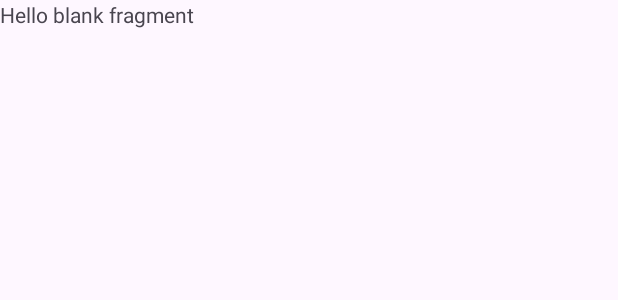
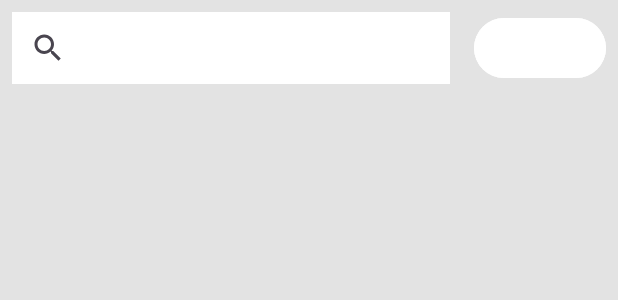
Before and after one commit to RaineyI/ImageSearchApp, an Android app: the layout fragment_image_list.xml on its own in the app's theme, with its tools: preview values and no code run, on a phone screen of 412 x 824 dp. Shown: the top 300 px of the screen. Run offline under Robolectric (Android 15) with nearby library versions, the phone set to English and light mode, and no system bars.

Commit message:
- Create layouts (image_item, activity_main and fragment_image_list), - Add ViewModelFactory and ViewModel

```diff
--- a/app/src/main/java/com/raineyi/imagesearchapp/data/mapper/ImageMapper.kt
+++ b/app/src/main/java/com/raineyi/imagesearchapp/data/mapper/ImageMapper.kt
@@ -9,6 +9,7 @@ class ImageMapper @Inject constructor() {
     fun mapDtoToImage(dto: ImageDto): Image {
         return Image(
             id = dto.id,
+            title = dto.title,
             imageUrl = dto.imageUrl,
             link = dto.link
         )
--- a/app/src/main/java/com/raineyi/imagesearchapp/data/network/model/ImageDto.kt
+++ b/app/src/main/java/com/raineyi/imagesearchapp/data/network/model/ImageDto.kt
@@ -6,6 +6,9 @@ data class ImageDto (
     @SerializedName("position")
     val id: Int,
 
+    @SerializedName("title")
+    val title: String? = null,
+
     @SerializedName("imageUrl")
     val imageUrl: String? = null,
 
--- a/app/src/main/java/com/raineyi/imagesearchapp/domain/Image.kt
+++ b/app/src/main/java/com/raineyi/imagesearchapp/domain/Image.kt
@@ -2,6 +2,7 @@ package com.raineyi.imagesearchapp.domain
 
 data class Image (
     val id: Int,
+    val title: String? = null,
     val imageUrl: String? = null,
     val link: String? = null,
 )
--- a/app/src/main/java/com/raineyi/imagesearchapp/domain/GetImageListUseCase.kt
+++ b/app/src/main/java/com/raineyi/imagesearchapp/domain/LoadImageListUseCase.kt
@@ -2,7 +2,7 @@ package com.raineyi.imagesearchapp.domain
 
 import javax.inject.Inject
 
-class GetImageListUseCase @Inject constructor(
+class LoadImageListUseCase @Inject constructor(
     private val repository: ImageRepository
 ) {
     suspend operator fun invoke(request: String, page: Int) = repository.loadImages(request, page)
--- a/app/src/main/res/layout/activity_main.xml
+++ b/app/src/main/res/layout/activity_main.xml
@@ -1,6 +1,5 @@
 <?xml version="1.0" encoding="utf-8"?>
 <androidx.fragment.app.FragmentContainerView xmlns:android="http://schemas.android.com/apk/res/android"
-    xmlns:app="http://schemas.android.com/apk/res-auto"
     xmlns:tools="http://schemas.android.com/tools"
     android:id="@+id/images_container"
     android:layout_width="match_parent"
--- a/app/src/main/res/layout/fragment_image_list.xml
+++ b/app/src/main/res/layout/fragment_image_list.xml
@@ -1,14 +1,40 @@
 <?xml version="1.0" encoding="utf-8"?>
-<FrameLayout xmlns:android="http://schemas.android.com/apk/res/android"
+<androidx.constraintlayout.widget.ConstraintLayout xmlns:android="http://schemas.android.com/apk/res/android"
+    xmlns:app="http://schemas.android.com/apk/res-auto"
     xmlns:tools="http://schemas.android.com/tools"
     android:layout_width="match_parent"
     android:layout_height="match_parent"
+    android:background="@color/grey_bg"
     tools:context=".presentation.ImageListFragment">
 
-    <!-- TODO: Update blank fragment layout -->
-    <TextView
+    <SearchView
+        android:id="@+id/request_text"
+        android:layout_width="0dp"
+        android:layout_height="wrap_content"
+        android:layout_margin="8dp"
+        android:background="@color/white"
+        app:layout_constraintEnd_toStartOf="@+id/request_button"
+        app:layout_constraintStart_toStartOf="parent"
+        app:layout_constraintTop_toTopOf="parent" />
+
+    <Button
+        android:id="@+id/request_button"
+        android:layout_width="wrap_content"
+        android:layout_height="wrap_content"
+        android:layout_margin="8dp"
+        android:backgroundTint="@color/white"
+        app:layout_constraintEnd_toEndOf="parent"
+        app:layout_constraintStart_toEndOf="@+id/request_text"
+        app:layout_constraintTop_toTopOf="parent" />
+
+    <androidx.recyclerview.widget.RecyclerView
+        android:id="@+id/rv_image_list"
         android:layout_width="match_parent"
-        android:layout_height="match_parent"
-        android:text="@string/hello_blank_fragment" />
+        android:layout_height="wrap_content"
+        android:layout_margin="8dp"
+        app:layout_constraintEnd_toEndOf="parent"
+        app:layout_constraintStart_toStartOf="parent"
+        app:layout_constraintTop_toBottomOf="@+id/request_text"
+        tools:listitem="@layout/image_item" />
 
-</FrameLayout>
+</androidx.constraintlayout.widget.ConstraintLayout>
--- /dev/null
+++ b/app/src/main/res/layout/image_item.xml
@@ -0,0 +1,20 @@
+<?xml version="1.0" encoding="utf-8"?>
+<androidx.cardview.widget.CardView xmlns:android="http://schemas.android.com/apk/res/android"
+    xmlns:app="http://schemas.android.com/apk/res-auto"
+    android:layout_width="match_parent"
+    android:layout_height="wrap_content"
+    xmlns:tool="http://schemas.android.com/tools"
+
+    app:cardCornerRadius="4dp"
+    app:cardUseCompatPadding="true">
+
+    <ImageView
+        android:id="@+id/image_item"
+        android:layout_width="wrap_content"
+        android:layout_height="wrap_content"
+        android:adjustViewBounds="true"
+        android:contentDescription="@string/image"
+        tool:src="@drawable/test_im"
+        />
+
+</androidx.cardview.widget.CardView>
--- a/app/src/main/res/values/colors.xml
+++ b/app/src/main/res/values/colors.xml
@@ -2,4 +2,5 @@
 <resources>
     <color name="black">#FF000000</color>
     <color name="white">#FFFFFFFF</color>
+    <color name="grey_bg">#E3E3E3</color>
 </resources>
--- a/app/src/main/res/values/strings.xml
+++ b/app/src/main/res/values/strings.xml
@@ -2,4 +2,5 @@
     <string name="app_name">ImageSearchApp</string>
     <!-- TODO: Remove or change this placeholder text -->
     <string name="hello_blank_fragment">Hello blank fragment</string>
+    <string name="image">Image</string>
 </resources>
```
Also changed, not shown: app/src/main/java/com/raineyi/imagesearchapp/presentation/ImageListFragment.kt (+3 -39 lines), app/src/main/java/com/raineyi/imagesearchapp/presentation/MainActivity.kt (+7 -11 lines), app/src/main/java/com/raineyi/imagesearchapp/presentation/viewmodels/ImagesViewModel.kt (+54 -1 lines), app/src/main/java/com/raineyi/imagesearchapp/presentation/viewmodels/ViewModelFactory.kt (added, +15 -0 lines), 1 other file.
